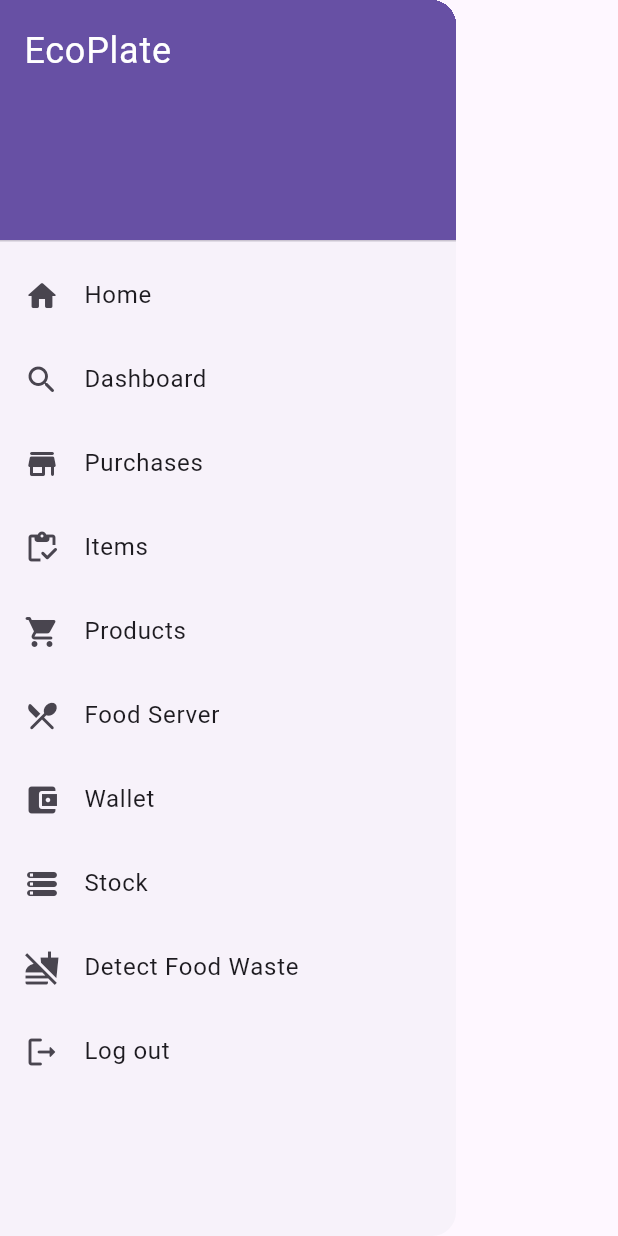
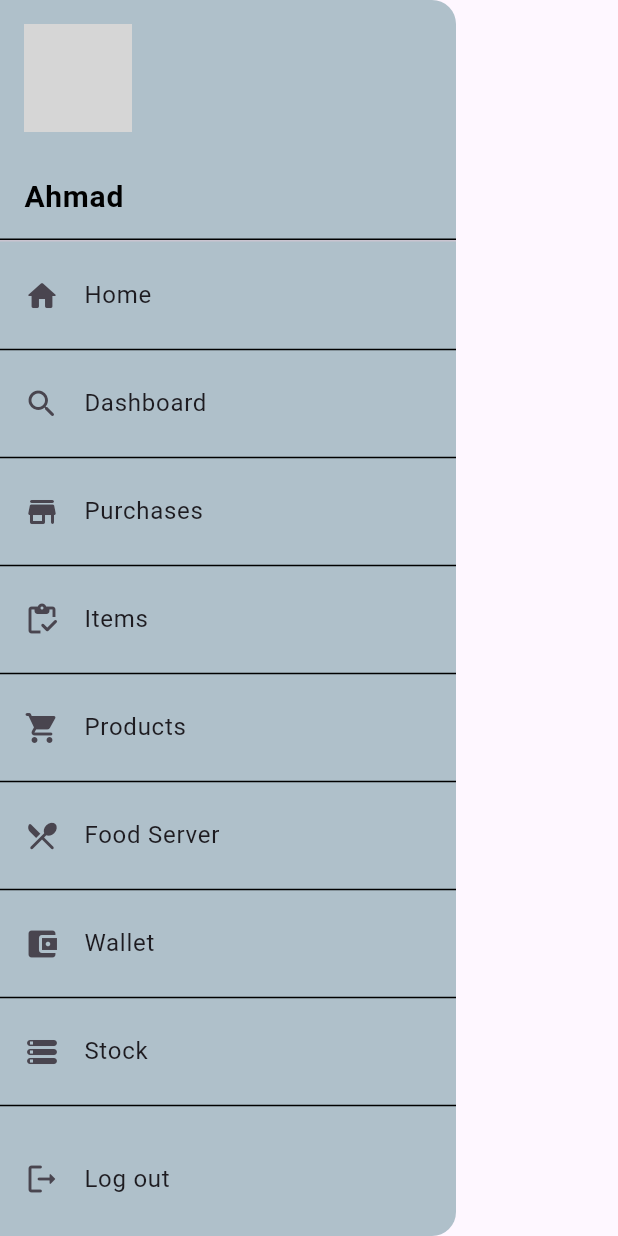
Before and after one commit to Ahmad-H-Alsaadi/ecoplate, a Flutter app: the SidebarView widget shown alone on an empty page, opened directly with empty values, on a phone screen of 412 x 824 dp. Run offline on Flutter 3.47's test engine with Material 3 defaults, Android fonts, the phone set to English and light mode, and no system bars; our stand-ins replace camera, firebase_auth, firebase_core; accounts and stored records are empty; network calls fail; grey boxes are pictures that could not be loaded.

Commit message:
`enh: spreate the logic into sidebar_controller class'

```diff
--- /dev/null
+++ b/lib/app/sidebar/controller/sidebar_controller.dart
@@ -0,0 +1,33 @@
+import 'package:flutter/material.dart';
+import 'package:firebase_auth/firebase_auth.dart';
+import 'package:ecoplate/app/security_cameras/view/detect_food_waste_view.dart';
+import 'package:ecoplate/app/sidebar/model/sidebar_model.dart';
+
+class SidebarController {
+  final Function(String) onItemTap;
+
+  SidebarController({required this.onItemTap});
+
+  void signUserOut() {
+    FirebaseAuth.instance.signOut();
+  }
+
+  void handleItemTap(BuildContext context, SidebarModel item) {
+    if (item.routeName == '/detect_food_waste') {
+      Navigator.push(
+        context,
+        MaterialPageRoute(builder: (context) => const DetectFoodWasteView()),
+      );
+    } else {
+      onItemTap(item.routeName);
+    }
+  }
+
+  List<SidebarModel> getRegularItems() {
+    return SidebarData.items.take(SidebarData.items.length - 1).toList();
+  }
+
+  SidebarModel getLastItem() {
+    return SidebarData.items.last;
+  }
+}
--- a/lib/app/sidebar/view/sidebar_view.dart
+++ b/lib/app/sidebar/view/sidebar_view.dart
@@ -1,50 +1,74 @@
-import 'package:ecoplate/app/sidebar/model/sidebar_model.dart';
+import 'package:ecoplate/app/sidebar/controller/sidebar_controller.dart';
 import 'package:flutter/material.dart';
+import 'package:ecoplate/core/constants/assets.dart';
+import 'package:ecoplate/core/constants/color_constants.dart';
 
 class SidebarView extends StatelessWidget {
   final Function(String) onItemTap;
-  final VoidCallback onLogout;
 
   const SidebarView({
     Key? key,
     required this.onItemTap,
-    required this.onLogout,
   }) : super(key: key);
 
   @override
   Widget build(BuildContext context) {
+    final controller = SidebarController(onItemTap: onItemTap);
+
     return Drawer(
-      child: ListView(
-        padding: EdgeInsets.zero,
-        children: <Widget>[
-          DrawerHeader(
-            decoration: BoxDecoration(
-              color: Theme.of(context).primaryColor,
+      backgroundColor: ColorConstants.kBackgroundColor,
+      child: SafeArea(
+        child: Column(
+          children: [
+            UserAccountsDrawerHeader(
+              accountName: const Text(
+                'Ahmad',
+                style: TextStyle(
+                  color: ColorConstants.kBlack,
+                  fontWeight: FontWeight.bold,
+                  fontSize: 20,
+                ),
+              ),
+              accountEmail: null,
+              currentAccountPicture: CircleAvatar(
+                child: ClipOval(
+                  child: Image.network(
+                    Assets.kProfile,
+                    width: 90,
+                    height: 90,
+                    fit: BoxFit.cover,
+                  ),
+                ),
+              ),
+              decoration: const BoxDecoration(border: Border(bottom: BorderSide())),
             ),
-            child: const Text(
-              'EcoPlate',
-              style: TextStyle(
-                color: Colors.white,
-                fontSize: 24,
+            Expanded(
+              child: ListView(
+                children: controller
+                    .getRegularItems()
+                    .expand((item) => [
+                          ListTile(
+                            leading: Icon(item.icon),
+                            title: Text(item.title),
+                            onTap: () => controller.handleItemTap(context, item),
+                          ),
+                          const Divider(color: ColorConstants.kBlack),
+                        ])
+                    .toList(),
               ),
             ),
-          ),
-          ...SidebarData.items
-              .map(
-                (item) => ListTile(
-                  leading: Icon(item.icon),
-                  title: Text(item.title),
-                  onTap: () {
-                    if (item.routeName == '/logout') {
-                      onLogout();
-                    } else {
-                      onItemTap(item.routeName);
-                    }
-                  },
+            Column(
+              children: [
+                ListTile(
+                  leading: Icon(controller.getLastItem().icon),
+                  title: Text(controller.getLastItem().title),
+                  onTap: controller.signUserOut,
                 ),
-              )
-              .toList(),
-        ],
+                const SizedBox(height: 10.0)
+              ],
+            ),
+          ],
+        ),
       ),
     );
   }
```
